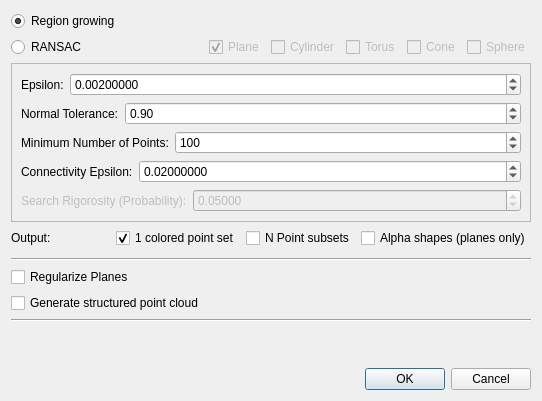
First picture: the form in Polyhedron/demo/Polyhedron/Plugins/Point_set/Point_set_shape_detection_plugin.ui, repository CGAL/cgal, before the edit.
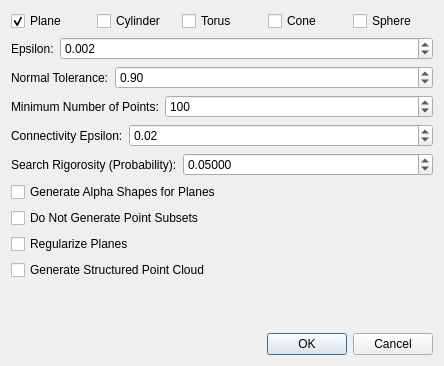
Second picture: the form after the edit.

Diff of the .ui file:
```diff
--- a/Polyhedron/demo/Polyhedron/Plugins/Point_set/Point_set_shape_detection_plugin.ui
+++ b/Polyhedron/demo/Polyhedron/Plugins/Point_set/Point_set_shape_detection_plugin.ui
@@ -6,40 +6,18 @@
    <rect>
     <x>0</x>
     <y>0</y>
-    <width>542</width>
-    <height>401</height>
+    <width>444</width>
+    <height>366</height>
    </rect>
   </property>
   <property name="windowTitle">
    <string>Shape Detection</string>
   </property>
-  <layout class="QVBoxLayout" name="verticalLayout_2">
+  <layout class="QVBoxLayout" name="verticalLayout">
    <item>
-    <layout class="QGridLayout" name="gridLayout">
-     <item row="1" column="0">
-      <widget class="QRadioButton" name="ransac">
-       <property name="text">
-        <string>RANSAC</string>
-       </property>
-      </widget>
-     </item>
-     <item row="0" column="0">
-      <widget class="QRadioButton" name="m_region_growing">
-       <property name="text">
-        <string>Region growing</string>
-       </property>
-       <property name="checked">
-        <bool>true</bool>
-       </property>
-      </widget>
-     </item>
-     <item row="1" column="1">
       <layout class="QHBoxLayout" name="horizontalLayout_6">
        <item>
         <widget class="QCheckBox" name="planeCB">
-         <property name="enabled">
-          <bool>false</bool>
-         </property>
          <property name="text">
           <string>Plane</string>
          </property>
@@ -50,9 +28,6 @@
        </item>
        <item>
         <widget class="QCheckBox" name="cylinderCB">
-         <property name="enabled">
-          <bool>false</bool>
-         </property>
          <property name="text">
           <string>Cylinder</string>
          </property>
@@ -63,9 +38,6 @@
        </item>
        <item>
         <widget class="QCheckBox" name="torusCB">
-         <property name="enabled">
-          <bool>false</bool>
-         </property>
          <property name="text">
           <string>Torus</string>
          </property>
@@ -73,9 +45,6 @@
        </item>
        <item>
         <widget class="QCheckBox" name="coneCB">
-         <property name="enabled">
-          <bool>false</bool>
-         </property>
          <property name="text">
           <string>Cone</string>
          </property>
@@ -83,9 +52,6 @@
        </item>
        <item>
         <widget class="QCheckBox" name="sphereCB">
-         <property name="enabled">
-          <bool>false</bool>
-         </property>
          <property name="text">
           <string>Sphere</string>
          </property>
@@ -93,17 +59,6 @@
        </item>
       </layout>
      </item>
-    </layout>
-   </item>
-   <item>
-    <widget class="QFrame" name="frame">
-     <property name="frameShape">
-      <enum>QFrame::StyledPanel</enum>
-     </property>
-     <property name="frameShadow">
-      <enum>QFrame::Raised</enum>
-     </property>
-     <layout class="QVBoxLayout" name="verticalLayout">
       <item>
        <layout class="QHBoxLayout" name="horizontalLayout_2" stretch="0,1">
         <item>
@@ -119,10 +74,7 @@
            <string>Fitting tolerance in Euclidean distance</string>
           </property>
           <property name="decimals">
-           <number>8</number>
-          </property>
-          <property name="minimum">
-           <double>0.000001000000000</double>
+        <number>3</number>
           </property>
           <property name="maximum">
            <double>1000000.000000000000000</double>
@@ -151,12 +103,6 @@
           <property name="toolTip">
            <string>Normal angle deviation tolerance as cosine of the angle</string>
           </property>
-          <property name="minimum">
-           <double>0.010000000000000</double>
-          </property>
-          <property name="maximum">
-           <double>1.000000000000000</double>
-          </property>
           <property name="singleStep">
            <double>0.010000000000000</double>
           </property>
@@ -209,10 +155,7 @@
            <string>Maximum world distance between points on a shape to be considered as connected</string>
           </property>
           <property name="decimals">
-           <number>8</number>
-          </property>
-          <property name="minimum">
-           <double>0.000001000000000</double>
+        <number>2</number>
           </property>
           <property name="maximum">
            <double>1000000.000000000000000</double>
@@ -231,9 +174,6 @@
        <layout class="QHBoxLayout" name="horizontalLayout_5" stretch="0,1">
         <item>
          <widget class="QLabel" name="label_5">
-          <property name="enabled">
-           <bool>false</bool>
-          </property>
           <property name="text">
            <string>Search Rigorosity (Probability):</string>
           </property>
@@ -241,9 +181,6 @@
         </item>
         <item>
          <widget class="QDoubleSpinBox" name="m_probability_field">
-          <property name="enabled">
-           <bool>false</bool>
-          </property>
           <property name="toolTip">
            <string>Probability to overlook the largest primitive in one extraction iteration</string>
           </property>
@@ -266,61 +203,17 @@
         </item>
        </layout>
       </item>
-     </layout>
-    </widget>
-   </item>
    <item>
-    <layout class="QHBoxLayout" name="horizontalLayout_7">
-     <item>
-      <widget class="QLabel" name="label_6">
+    <widget class="QCheckBox" name="m_generate_alpha">
        <property name="text">
-        <string>Output:</string>
+      <string>Generate Alpha Shapes for Planes</string>
        </property>
       </widget>
      </item>
      <item>
-      <widget class="QCheckBox" name="m_one_colored_point_set">
+    <widget class="QCheckBox" name="m_do_not_generate_subset">
        <property name="text">
-        <string>1 colored point set</string>
-       </property>
-       <property name="checked">
-        <bool>true</bool>
-       </property>
-      </widget>
-     </item>
-     <item>
-      <widget class="QCheckBox" name="m_point_subsets">
-       <property name="text">
-        <string>N Point subsets</string>
-       </property>
-      </widget>
-     </item>
-     <item>
-      <widget class="QCheckBox" name="m_alpha_shapes">
-       <property name="text">
-        <string>Alpha shapes (planes only)</string>
-       </property>
-      </widget>
-     </item>
-    </layout>
-   </item>
-   <item>
-    <spacer name="verticalSpacer_2">
-     <property name="orientation">
-      <enum>Qt::Vertical</enum>
-     </property>
-     <property name="sizeHint" stdset="0">
-      <size>
-       <width>20</width>
-       <height>0</height>
-      </size>
-     </property>
-    </spacer>
-   </item>
-   <item>
-    <widget class="Line" name="line">
-     <property name="orientation">
-      <enum>Qt::Horizontal</enum>
+      <string>Do Not Generate Point Subsets</string>
      </property>
     </widget>
    </item>
@@ -337,14 +230,7 @@
    <item>
     <widget class="QCheckBox" name="m_generate_structured">
      <property name="text">
-      <string>Generate structured point cloud</string>
-     </property>
-    </widget>
-   </item>
-   <item>
-    <widget class="Line" name="line_2">
-     <property name="orientation">
-      <enum>Qt::Horizontal</enum>
+      <string>Generate Structured Point Cloud</string>
      </property>
     </widget>
    </item>
```
Left out of the diff: 118 changed lines with no effect on the pictures. Lines whose indentation alone changed are shown as unchanged.
